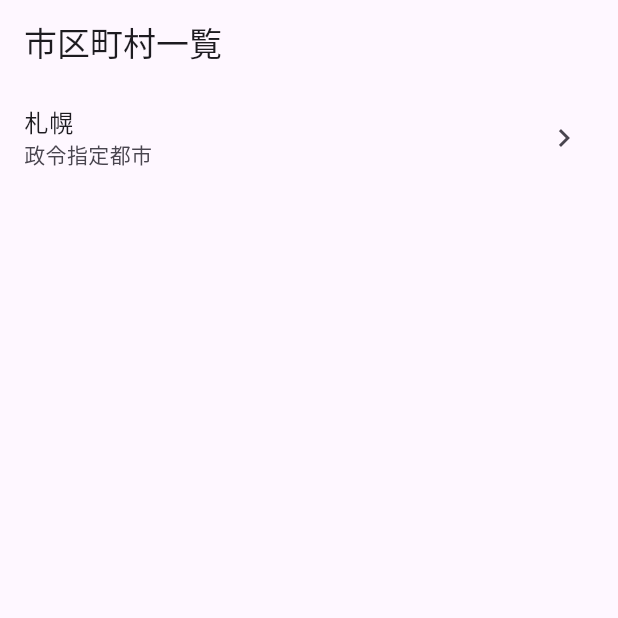
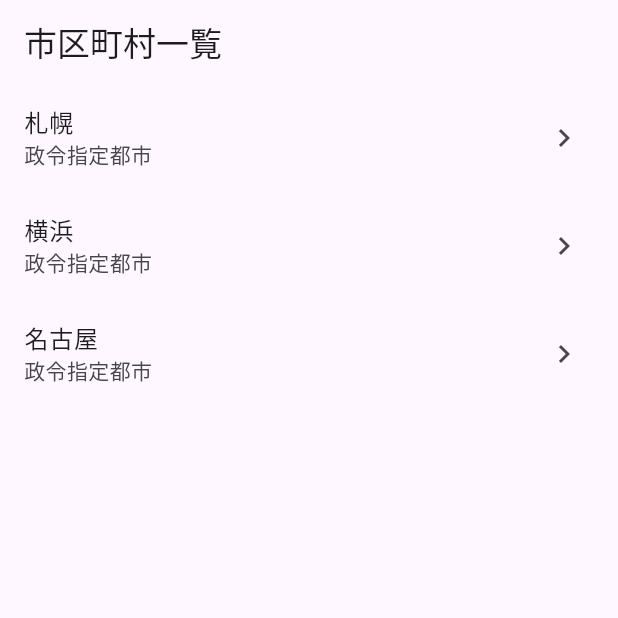
Before and after one commit to azusa-hara-gw/resas_app, a Flutter app: the screen it shows after launch, on a phone screen of 412 x 824 dp, the top half of it. Run offline on Flutter 3.47's test engine with Material 3 defaults, Android fonts, the phone set to English and light mode, and no system bars.

Commit message:
複数のリストを配置した

```diff
--- a/lib/city_list_page.dart
+++ b/lib/city_list_page.dart
@@ -19,7 +19,23 @@ class CityListPage extends StatelessWidget {
             onTap: (){
               //TODO:詳細画面に遷移する
             },
-          )
+          ),
+          ListTile(
+            title: const Text('横浜'),
+            subtitle: const Text('政令指定都市'),
+            trailing: const Icon(Icons.navigate_next),
+            onTap: (){
+              //TODO:詳細画面に遷移する
+            },
+          ),
+          ListTile(
+            title: const Text('名古屋'),
+            subtitle: const Text('政令指定都市'),
+            trailing: const Icon(Icons.navigate_next),
+            onTap: (){
+              //TODO:詳細画面に遷移する
+            },
+          ),
         ],
       ),
     );
```
